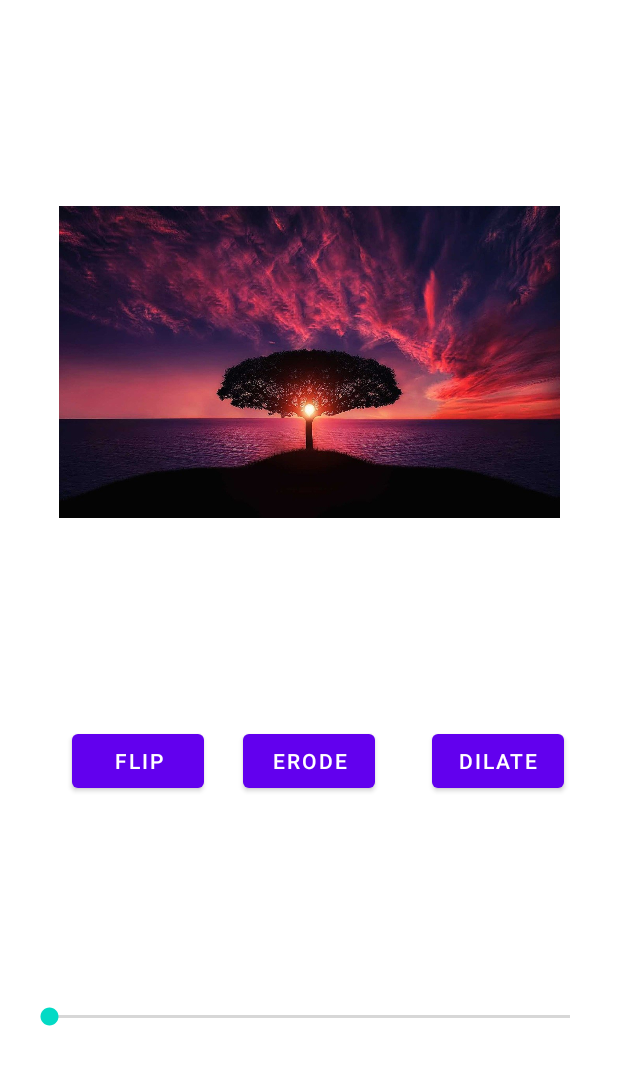
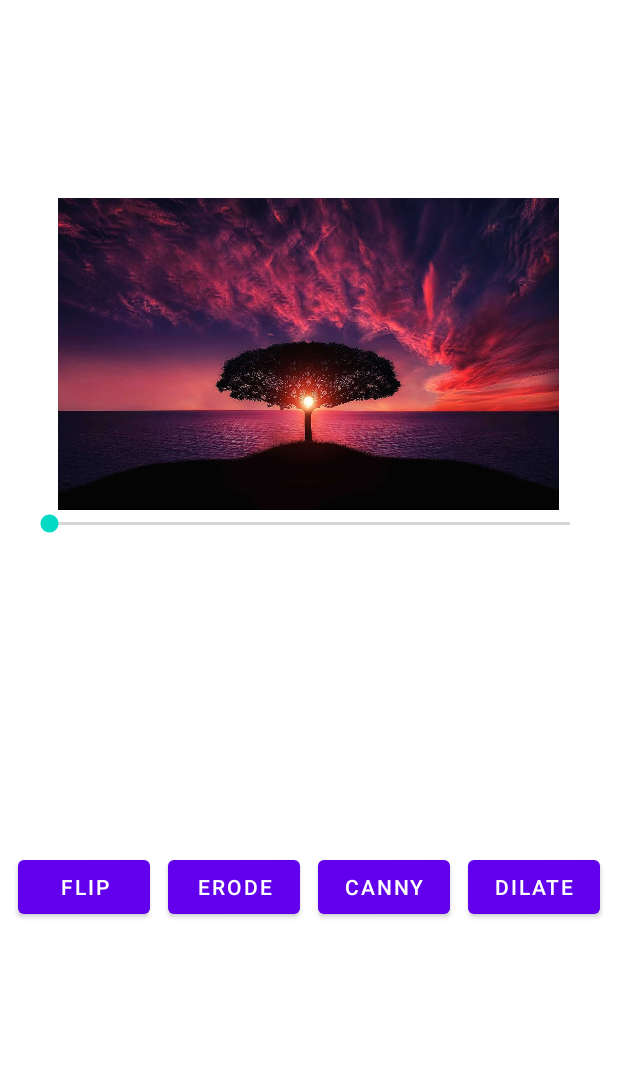
Before and after one commit to MichaelJahns/Android-OpenCV, an Android app: the layout activity_main.xml on its own in the app's theme, with its tools: preview values and no code run, on a phone screen of 412 x 824 dp. Shown: the top 1065 px of the screen. Run offline under Robolectric (Android 15) with nearby library versions, the phone set to English and light mode, and no system bars.

Commit message:
Stabs and gets Canny off of the ground

```diff
--- a/app/src/main/java/com/leyline/opencv/MainActivity.kt
+++ b/app/src/main/java/com/leyline/opencv/MainActivity.kt
@@ -43,7 +43,11 @@ class MainActivity : AppCompatActivity(), SeekBar.OnSeekBarChangeListener {
         updateImageView()
     }
 
-    //  FLIP
+    fun btnCanny(view: View) {
+        this.myCanny(srcBitmap!!, dstBitMap!!)
+        updateImageView()
+    }
+
     fun btnFlipHorizontal(view: View) {
         Log.i("Flip", "Attempted Flip")
         this.myFlip(srcBitmap!!, dstBitMap!!)
@@ -55,7 +59,7 @@ class MainActivity : AppCompatActivity(), SeekBar.OnSeekBarChangeListener {
     external fun myBlur(bitmapIn: Bitmap, bitmapOut: Bitmap, sigma: Float)
     external fun myErode(bitmapIn: Bitmap, bitmapOut: Bitmap)
     external fun myDilate(bitmapIn: Bitmap, bitmapOut: Bitmap)
-
+    external fun myCanny(bitmapIn: Bitmap, bitmapOut: Bitmap)
 
     //   BLUR
     fun doBlur() {
--- a/app/src/main/res/layout/activity_main.xml
+++ b/app/src/main/res/layout/activity_main.xml
@@ -10,53 +10,57 @@
         android:id="@+id/btnFlipHorizontal"
         android:layout_width="wrap_content"
         android:layout_height="wrap_content"
-        android:layout_marginStart="48dp"
-        android:layout_marginEnd="25dp"
         android:onClick="btnFlipHorizontal"
         android:text="@string/flip"
-        app:layout_constraintBottom_toTopOf="@+id/sldSigma"
-        app:layout_constraintEnd_toStartOf="@+id/btnGrayscale"
+        app:layout_constraintBottom_toBottomOf="parent"
+        app:layout_constraintEnd_toStartOf="@+id/btnErode"
         app:layout_constraintHorizontal_bias="0.5"
         app:layout_constraintStart_toStartOf="parent"
-        app:layout_constraintTop_toBottomOf="@+id/mutableImage" />
+        app:layout_constraintTop_toBottomOf="@+id/sldSigma" />
 
     <Button
         android:id="@+id/btnDilate"
         android:layout_width="wrap_content"
         android:layout_height="wrap_content"
-        android:layout_marginStart="38dp"
-        android:layout_marginEnd="36dp"
         android:onClick="btnDilate"
         android:text="@string/dilate"
-        app:layout_constraintBottom_toTopOf="@+id/sldSigma"
+        app:layout_constraintBottom_toBottomOf="@+id/btnCanny"
         app:layout_constraintEnd_toEndOf="parent"
         app:layout_constraintHorizontal_bias="0.5"
-        app:layout_constraintStart_toEndOf="@+id/btnGrayscale"
-        app:layout_constraintTop_toBottomOf="@+id/mutableImage"
-        app:layout_constraintVertical_bias="0.502" />
+        app:layout_constraintStart_toEndOf="@+id/btnCanny"
+        app:layout_constraintTop_toTopOf="@+id/btnCanny" />
 
     <Button
-        android:id="@+id/btnGrayscale"
+        android:id="@+id/btnErode"
         android:layout_width="wrap_content"
         android:layout_height="wrap_content"
         android:onClick="btnErode"
         android:text="@string/erode"
-        app:layout_constraintBottom_toTopOf="@+id/sldSigma"
+        app:layout_constraintBottom_toBottomOf="@+id/btnFlipHorizontal"
+        app:layout_constraintEnd_toStartOf="@+id/btnCanny"
+        app:layout_constraintStart_toEndOf="@+id/btnFlipHorizontal"
+        app:layout_constraintTop_toTopOf="@+id/btnFlipHorizontal" />
+
+    <Button
+        android:id="@+id/btnCanny"
+        android:layout_width="wrap_content"
+        android:layout_height="wrap_content"
+        android:onClick="btnCanny"
+        android:text="@string/canny"
+        app:layout_constraintBottom_toBottomOf="@+id/btnErode"
         app:layout_constraintEnd_toStartOf="@+id/btnDilate"
-        app:layout_constraintHorizontal_bias="0.5"
-        app:layout_constraintStart_toEndOf="@+id/btnFlipHorizontal"
-        app:layout_constraintTop_toBottomOf="@+id/mutableImage" />
-
+        app:layout_constraintStart_toEndOf="@+id/btnErode"
+        app:layout_constraintTop_toTopOf="@+id/btnErode" />
 
     <ImageView
         android:id="@+id/mutableImage"
         android:layout_width="411dp"
         android:layout_height="208dp"
+        android:layout_marginTop="132dp"
         android:adjustViewBounds="true"
         android:contentDescription="@string/mutableImageDescription"
-        app:layout_constraintBottom_toTopOf="@+id/btnGrayscale"
         app:layout_constraintEnd_toEndOf="parent"
-        app:layout_constraintHorizontal_bias="0.5"
+        app:layout_constraintHorizontal_bias="0.0"
         app:layout_constraintStart_toStartOf="parent"
         app:layout_constraintTop_toTopOf="parent"
         app:srcCompat="@drawable/tree" />
@@ -66,10 +70,8 @@
         android:layout_width="379dp"
         android:layout_height="wrap_content"
         android:max="100"
-        app:layout_constraintBottom_toBottomOf="parent"
         app:layout_constraintEnd_toEndOf="parent"
-        app:layout_constraintHorizontal_bias="0.5"
         app:layout_constraintStart_toStartOf="parent"
-        app:layout_constraintTop_toBottomOf="@+id/btnGrayscale" />
+        app:layout_constraintTop_toBottomOf="@+id/mutableImage" />
 
 </androidx.constraintlayout.widget.ConstraintLayout>
--- a/app/src/main/res/values/strings.xml
+++ b/app/src/main/res/values/strings.xml
@@ -4,6 +4,7 @@
     <string name="flip"> FLIP </string>
     <string name="erode"> ERODE </string>
     <string name="dilate"> DILATE </string>
+    <string name="canny"> CANNY </string>
     <string name="grayscale"> GRAYSCALE </string>
     <string name="autumn"> AUTUMN </string>
     <string name="deconstruct"> DECONSTRUCT </string>
```
Also changed, not shown: 3 other files.
